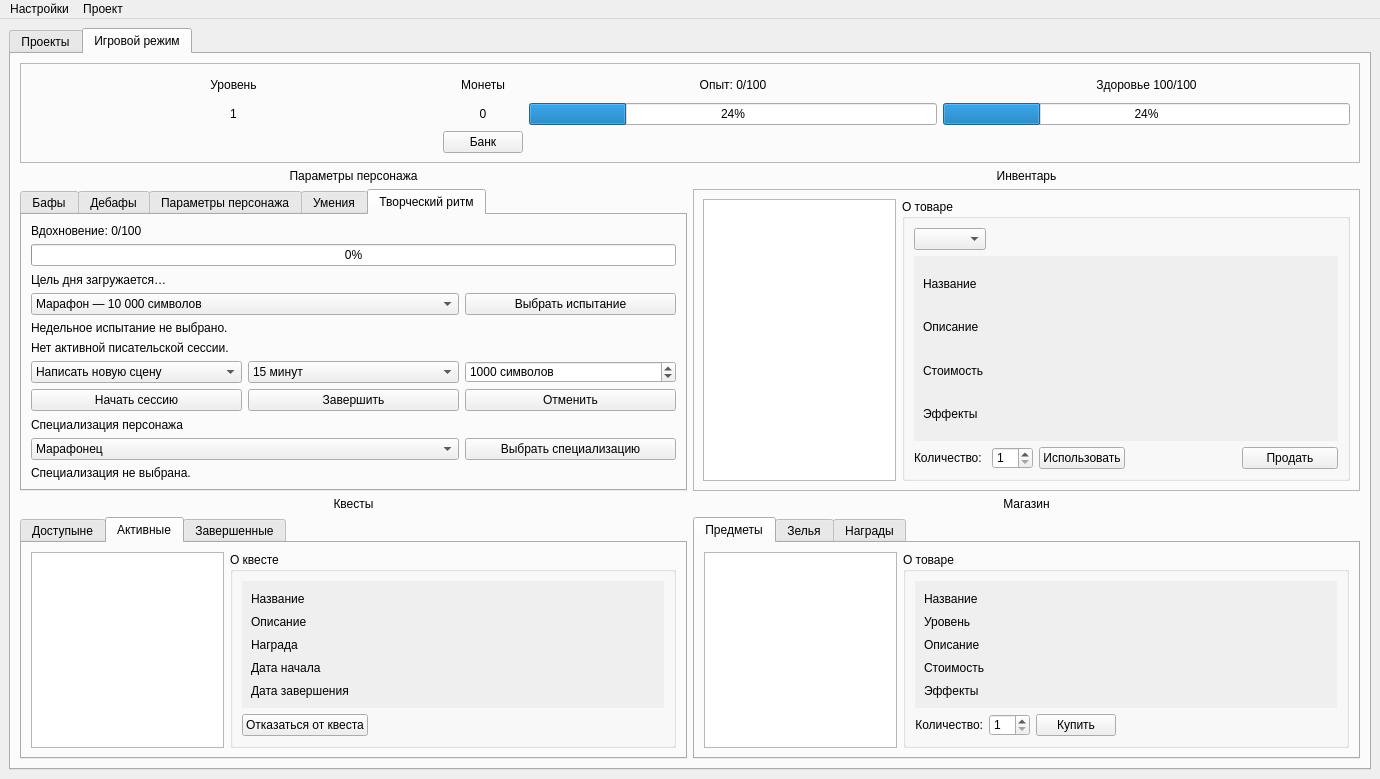
nevskyforever/nfprogress, file UI template/main_window.ui: the form before one commit.
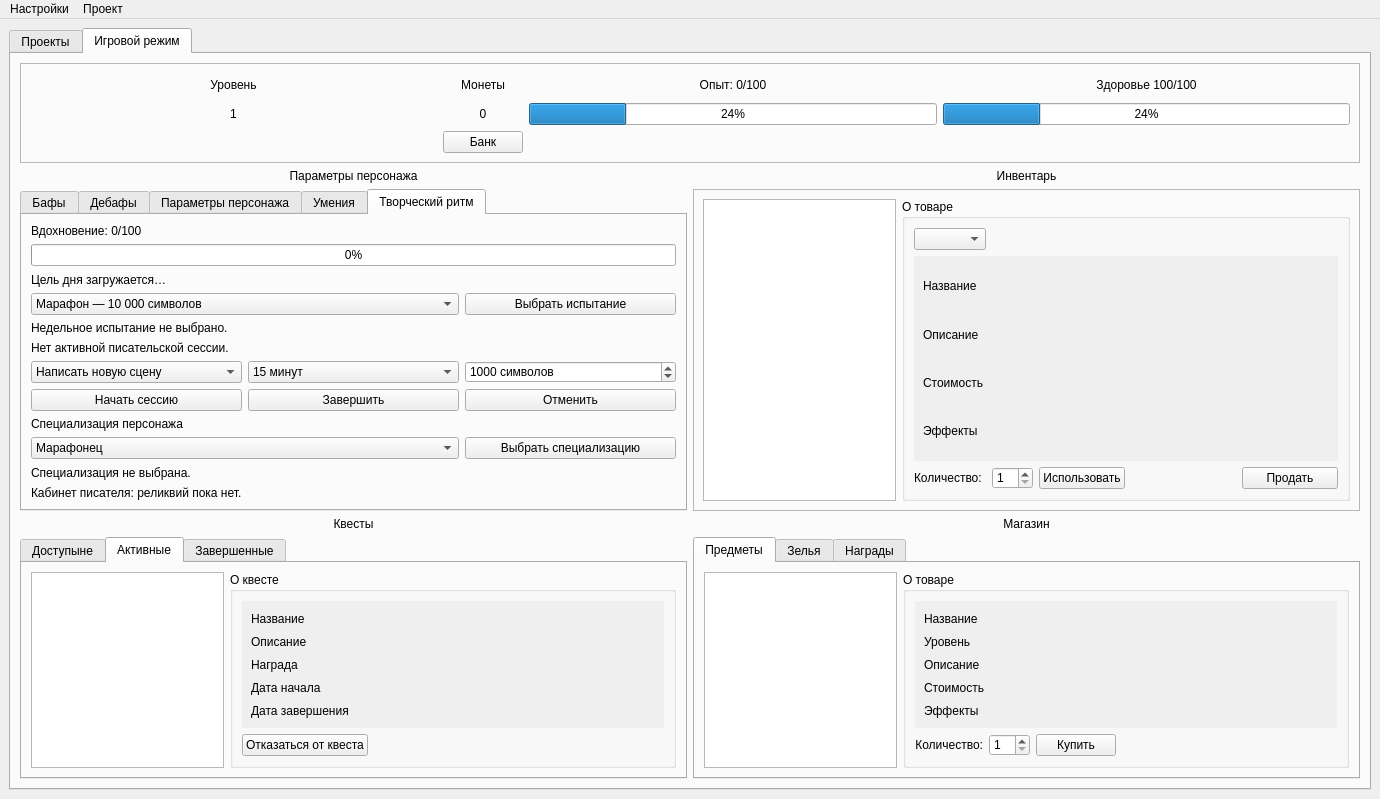
The form after the commit. The open tabs and pages were chosen to show the change.

Commit message:
feat(game): добавить коллекцию реликвий кабинета
Открывать косметические реликвии за продвижение рукописей: первый рубеж, половину пути, завершённый текст и развитие нескольких проектов.

Хранить коллекцию в профиле игрока, нормализовать повреждённые данные и автоматически мигрировать сохранения предыдущих версий.

Показывать собранные реликвии во вкладке «Творческий ритм», обновить README и локализацию на пять языков.

Покрыть условия открытия, однократную выдачу и миграцию коллекции тестами.

Patch:
```diff
--- a/UI template/main_window.ui
+++ b/UI template/main_window.ui
@@ -3002,6 +3002,12 @@
               <property name="wordWrap"><bool>true</bool></property>
              </widget>
             </item>
+            <item row="11" column="0" colspan="3">
+             <widget class="QLabel" name="cabinet_collection_status">
+              <property name="text"><string>Кабинет писателя: реликвий пока нет.</string></property>
+              <property name="wordWrap"><bool>true</bool></property>
+             </widget>
+            </item>
            </layout>
           </widget>
          </widget>
```
The commit also changes 6 other files.
